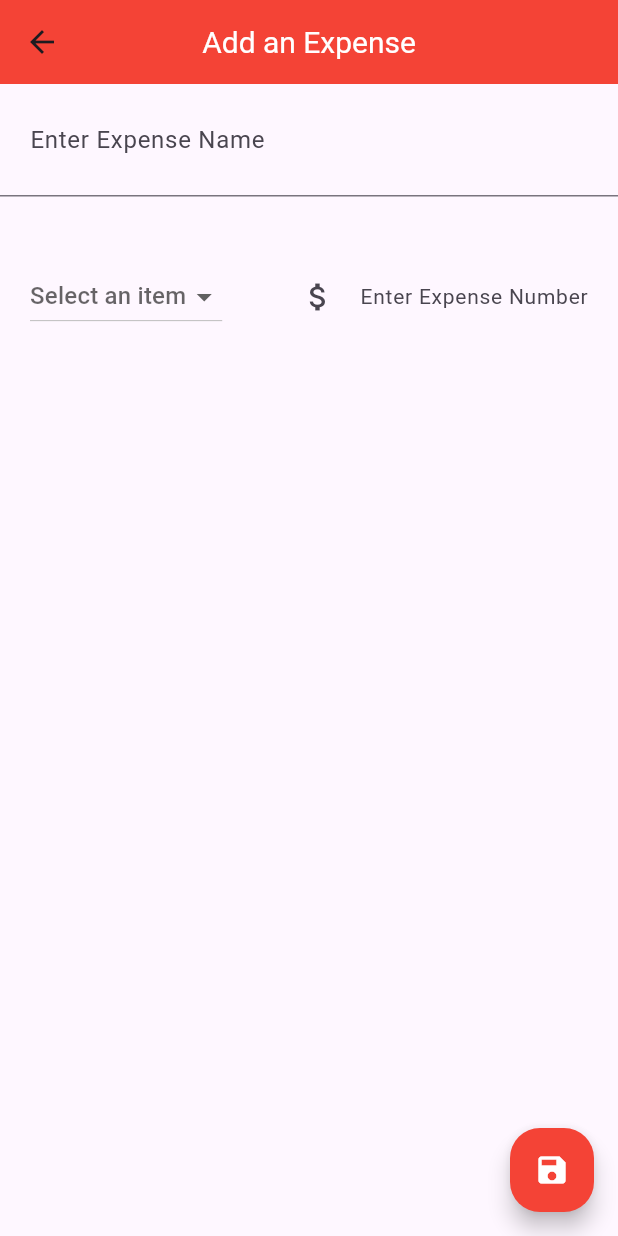
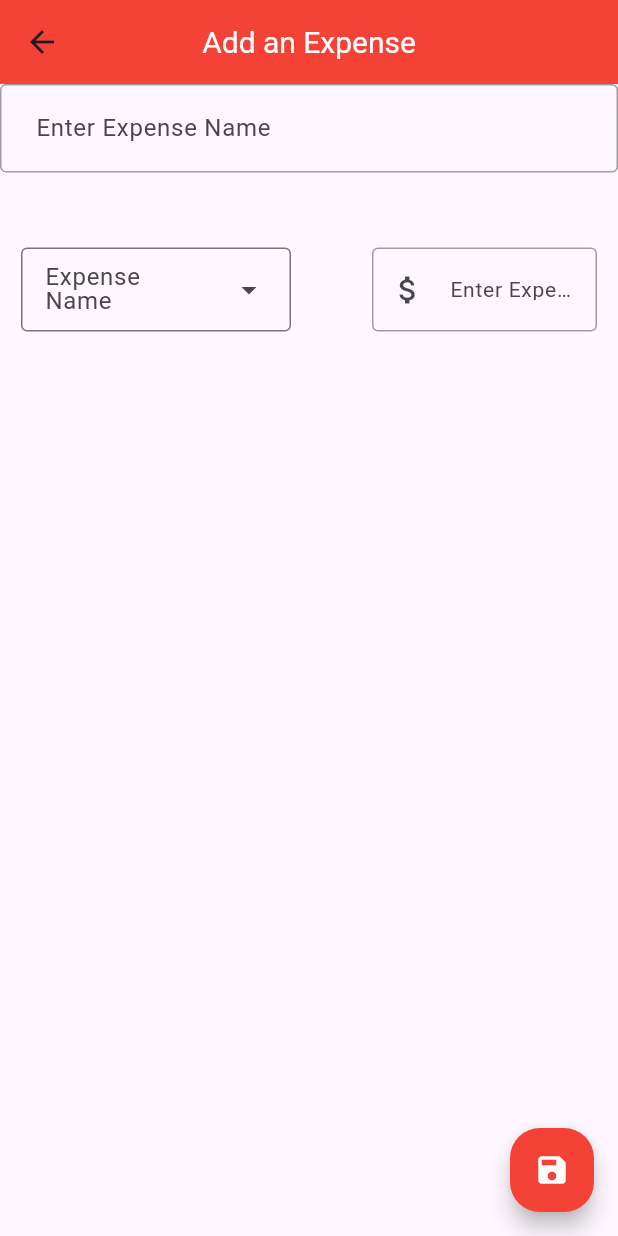
Before and after one commit to TheRealSlimShadies/WealthWatch, a Flutter app: the screen it shows after launch, after a tap on the "add" icon, on a phone screen of 412 x 824 dp. Run offline on Flutter 3.47's test engine with Material 3 defaults, Android fonts, the phone set to English and light mode, and no system bars; our stand-ins replace fl_chart.

Commit message:
Made the dropdownmenu more readable and convenient

```diff
--- a/src/lib/Buttons/expenseButton.dart
+++ b/src/lib/Buttons/expenseButton.dart
@@ -1,7 +1,5 @@
 // ignore_for_file: sort_child_properties_last
 import 'package:flutter/material.dart';
-import 'package:flutter/rendering.dart';
-import 'package:flutter/widgets.dart';
 
 
 class expenseButton extends StatelessWidget {
@@ -14,7 +12,7 @@ class expenseButton extends StatelessWidget {
         Navigator.pushNamed(context, '/addExpense');
       },
       backgroundColor: Colors.red[600],
-      child: Icon(
+      child: const Icon(
         Icons.add,
         color: Colors.white,
       ),
--- a/src/lib/Buttons/incomeButton.dart
+++ b/src/lib/Buttons/incomeButton.dart
@@ -1,7 +1,5 @@
 // ignore_for_file: sort_child_properties_last
 import 'package:flutter/material.dart';
-import 'package:flutter/rendering.dart';
-import 'package:flutter/widgets.dart';
 
 class incomeButton extends StatelessWidget {
   const incomeButton({super.key});
@@ -14,7 +12,7 @@ class incomeButton extends StatelessWidget {
         Navigator.pushNamed(context, '/addIncome');
       },
       backgroundColor: Colors.green[600],
-      child: Icon(Icons.add,color: Colors.white,),
+      child: const Icon(Icons.add,color: Colors.white,),
       heroTag: null,
       shape: const CircleBorder(),
     );
--- a/src/lib/Pages/addExpense.dart
+++ b/src/lib/Pages/addExpense.dart
@@ -1,19 +1,17 @@
 // ignore_for_file: prefer_const_literals_to_create_immutables, prefer_const_constructors
 
-
-
-import 'package:flutter/cupertino.dart';
 import 'package:flutter/material.dart';
-import 'package:flutter/widgets.dart';
 import 'dropDownMenu.dart';
 
 class addExpense extends StatelessWidget {
-  addExpense({super.key});
+  const addExpense({super.key});
 
   @override
   Widget build(BuildContext context) {
-    final TextEditingController expenseAmountController = TextEditingController();
-    final TextEditingController expenseNumberController = TextEditingController();
+    final TextEditingController expenseAmountController =
+        TextEditingController();
+    final TextEditingController expenseNumberController =
+        TextEditingController();
     return Scaffold(
       appBar: AppBar(
         title: Text(
@@ -29,9 +27,10 @@ class addExpense extends StatelessWidget {
           TextFormField(
             controller: expenseAmountController,
             decoration: InputDecoration(
-              labelText: "Enter Expense Name",
+                hintText: "Enter Expense Name",
                 contentPadding: EdgeInsets.only(left: 20, top: 15, bottom: 20),
-            ),
+                enabledBorder: OutlineInputBorder(
+                    borderSide: BorderSide(color: Colors.grey))),
             validator: (value) {
               if (value!.isEmpty) {
                 return "Enter Valid Name";
@@ -40,17 +39,18 @@ class addExpense extends StatelessWidget {
               }
             },
           ),
-          SizedBox(height: 30),
+          SizedBox(
+            height: 50,
+          ),
           Row(
             mainAxisAlignment: MainAxisAlignment.spaceEvenly,
             children: [
               Container(
-                margin: EdgeInsets.only(left: 20),
-                child: MyDropdownMenu(),
+                child: MyDropdownMenu(Categories),
               ),
-              Expanded(
-                child: Container(
+              Container(
                 margin: EdgeInsets.only(left: 40),
+                width: 150,
                 decoration: BoxDecoration(
                   borderRadius: BorderRadius.circular(20),
                 ),
@@ -60,10 +60,9 @@ class addExpense extends StatelessWidget {
                   decoration: InputDecoration(
                     labelText: "Enter Expense Number",
                     labelStyle: TextStyle(fontSize: 14),
-                      contentPadding: EdgeInsets.only(left: 20, top: 15, bottom: 20),
-                      border: InputBorder.none,
+                    enabledBorder: OutlineInputBorder(
+                        borderSide: BorderSide(color: Colors.grey)),
                     prefixIcon: Icon(Icons.attach_money),
-                    ),
                   ),
                 ),
               ),
@@ -72,17 +71,30 @@ class addExpense extends StatelessWidget {
         ],
       ),
       floatingActionButton: Row(
-        mainAxisAlignment: MainAxisAlignment.end, // Align the FloatingActionButton to the right
+        mainAxisAlignment: MainAxisAlignment
+            .end, // Align the FloatingActionButton to the right
         children: [
           FloatingActionButton(
             onPressed: () {},
             backgroundColor: Colors.red,
-            shape: RoundedRectangleBorder(borderRadius: BorderRadius.circular(20)),
-            child: Icon(Icons.save,
-            color: Colors.white,),
+            shape:
+                RoundedRectangleBorder(borderRadius: BorderRadius.circular(20)),
+            child: Icon(
+              Icons.save,
+              color: Colors.white,
+            ),
           ),
         ],
       ),
     );
   }
 }
+
+enum Categories {
+  food('Food', Icons.food_bank),
+  transportation('Transportation', Icons.flight);
+
+  const Categories(this.label, this.icon);
+  final String label;
+  final IconData icon;
+}
--- a/src/lib/Pages/addIncome.dart
+++ b/src/lib/Pages/addIncome.dart
@@ -1,19 +1,17 @@
 // ignore_for_file: prefer_const_literals_to_create_immutables, prefer_const_constructors
 
-
-
-import 'package:flutter/cupertino.dart';
 import 'package:flutter/material.dart';
-import 'package:flutter/widgets.dart';
 import 'dropDownMenu.dart';
 
 class addIncome extends StatelessWidget {
   addIncome({super.key});
-
+  List<String> categories = ['Food', 'Transportation'];
   @override
   Widget build(BuildContext context) {
-    final TextEditingController incomeAmountController = TextEditingController();
-    final TextEditingController incomeNumberController = TextEditingController();
+    final TextEditingController incomeAmountController =
+        TextEditingController();
+    final TextEditingController incomeNumberController =
+        TextEditingController();
     return Scaffold(
       appBar: AppBar(
         title: Text(
@@ -32,7 +30,7 @@ class addIncome extends StatelessWidget {
             children: [
               Container(
                 margin: EdgeInsets.only(left: 20),
-                child: MyDropdownMenu(),
+                child: MyDropdownMenu(Categories),
               ),
               Expanded(
                 child: Container(
@@ -46,7 +44,8 @@ class addIncome extends StatelessWidget {
                     decoration: InputDecoration(
                       labelText: "Enter Expense Number",
                       labelStyle: TextStyle(fontSize: 14),
-                      contentPadding: EdgeInsets.only(left: 20, top: 15, bottom: 20),
+                      contentPadding:
+                          EdgeInsets.only(left: 20, top: 15, bottom: 20),
                       border: InputBorder.none,
                       prefixIcon: Icon(Icons.attach_money),
                     ),
@@ -58,17 +57,30 @@ class addIncome extends StatelessWidget {
         ],
       ),
       floatingActionButton: Row(
-        mainAxisAlignment: MainAxisAlignment.end, // Align the FloatingActionButton to the right
+        mainAxisAlignment: MainAxisAlignment
+            .end, // Align the FloatingActionButton to the right
         children: [
           FloatingActionButton(
             onPressed: () {},
             backgroundColor: Color.fromARGB(255, 78, 246, 80),
-            shape: RoundedRectangleBorder(borderRadius: BorderRadius.circular(20)),
-            child: Icon(Icons.save,
-            color: Colors.white,),
+            shape:
+                RoundedRectangleBorder(borderRadius: BorderRadius.circular(20)),
+            child: Icon(
+              Icons.save,
+              color: Colors.white,
+            ),
           ),
         ],
       ),
     );
   }
 }
+
+enum Categories {
+  food('Food', Icons.food_bank),
+  transportation('Transportation', Icons.flight);
+
+  const Categories(this.label, this.icon);
+  final String label;
+  final IconData icon;
+}
--- a/src/lib/Pages/calendar.dart
+++ b/src/lib/Pages/calendar.dart
@@ -7,7 +7,7 @@ class Calendar extends StatelessWidget {
   Widget build(BuildContext context) {
     return Scaffold(
       appBar: AppBar(),
-      body: Center(child: Text("calendar")),
+      body: const Center(child: Text("calendar")),
     );
   }
 }
--- a/src/lib/Pages/cofund.dart
+++ b/src/lib/Pages/cofund.dart
@@ -7,7 +7,7 @@ class coFund extends StatelessWidget {
   Widget build(BuildContext context) {
     return Scaffold(
       appBar: AppBar(),
-      body: Center(child: Text("cofund")),
+      body: const Center(child: Text("cofund")),
     );
   }
 }
--- a/src/lib/Pages/dropDownMenu.dart
+++ b/src/lib/Pages/dropDownMenu.dart
@@ -1,44 +1,24 @@
 import 'package:flutter/material.dart';
 
+import 'addExpense.dart';
+
 class MyDropdownMenu extends StatefulWidget {
+  const MyDropdownMenu(Categories);
+
   @override
-  _MyDropdownMenuState createState() => _MyDropdownMenuState();
+  State<MyDropdownMenu> createState() => _MyDropdownMenuState();
 }
 
 class _MyDropdownMenuState extends State<MyDropdownMenu> {
-  // List of items for the dropdown menu
-  final List<Map<String, dynamic>> _items = [
-    {'name': 'Food', 'icon': Icons.food_bank},
-    {'name': 'Work', 'icon': Icons.work},
-    {'name': 'School', 'icon': Icons.school},
-    // Add more items as needed
-  ];
-
-  // Selected item
-  Map<String, dynamic>? _selectedItem;
-
-  @override
   Widget build(BuildContext context) {
-    return DropdownButton<Map<String, dynamic>>(
-      value: _selectedItem,
-      onChanged: (value) {
-        setState(() {
-          _selectedItem = value;
-        });
-      },
-      items: _items.map<DropdownMenuItem<Map<String, dynamic>>>((item) {
-        return DropdownMenuItem<Map<String, dynamic>>(
-          value: item,
-          child: Row(
-            children: [
-              Icon(item['icon']),
-              SizedBox(width: 20), // Add some space between icon and name
-              Text(item['name']),
-            ],
-          ),
-        );
-      }).toList(),
-      hint: Text('Select an item'), // Optional hint text
-    );
+    return DropdownMenu(
+        label: const Text('Expense Name'),
+        width: 180,
+        dropdownMenuEntries: Categories.values
+            .map((Categories) => DropdownMenuEntry(
+                value: Categories,
+                label: Categories.label,
+                leadingIcon: Icon(Categories.icon)))
+            .toList());
   }
 }
--- a/src/lib/Pages/settings.dart
+++ b/src/lib/Pages/settings.dart
@@ -7,7 +7,7 @@ class Settings extends StatelessWidget {
   Widget build(BuildContext context) {
     return Scaffold(
       appBar: AppBar(),
-      body: Center(child: Text("settings")),
+      body: const Center(child: Text("settings")),
     );
   }
 }
--- a/src/lib/Pages/statistics.dart
+++ b/src/lib/Pages/statistics.dart
@@ -7,7 +7,7 @@ class Statistics extends StatelessWidget {
   Widget build(BuildContext context) {
     return Scaffold(
       appBar: AppBar(),
-      body: Center(child: Text("stats")),
+      body: const Center(child: Text("stats")),
     );
   }
 }
--- a/src/lib/main.dart
+++ b/src/lib/main.dart
@@ -20,16 +20,16 @@ class MyApp extends StatelessWidget {
   Widget build(BuildContext context) {
     return MaterialApp(
       debugShowCheckedModeBanner: false,
-      home: Home(),
+      home: const Home(),
      routes: {
-      '/homepage':(context) => Home(),
-      '/statistic':(context) => Statistics(),
-      '/settings':(context) => Settings(),
-      '/cofund':(context) => coFund(),
-      '/calendar':(context) => Calendar(),
-      '/expbutton':(context) => expenseButton(),
-      '/incbutton':(context) => incomeButton(),
-      '/addExpense':(context) => addExpense(),
+      '/homepage':(context) => const Home(),
+      '/statistic':(context) => const Statistics(),
+      '/settings':(context) => const Settings(),
+      '/cofund':(context) => const coFund(),
+      '/calendar':(context) => const Calendar(),
+      '/expbutton':(context) => const expenseButton(),
+      '/incbutton':(context) => const incomeButton(),
+      '/addExpense':(context) => const addExpense(),
       '/addIncome':(context) => addIncome(),
 
 
```
Lines whose indentation alone changed are shown as unchanged.
